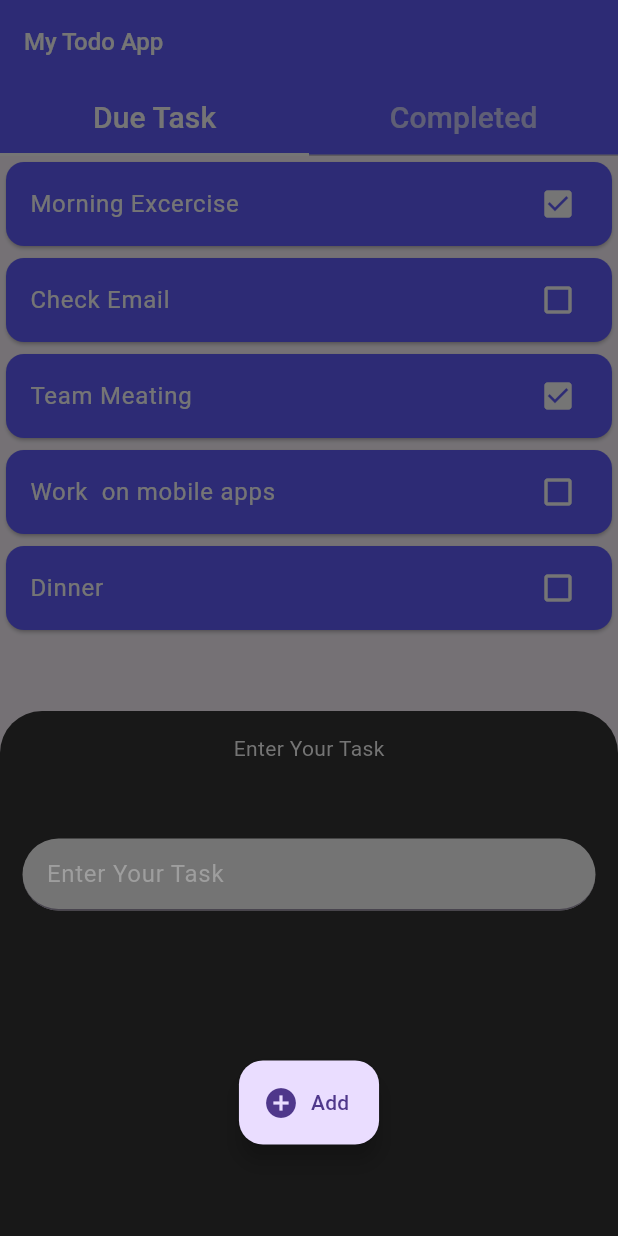
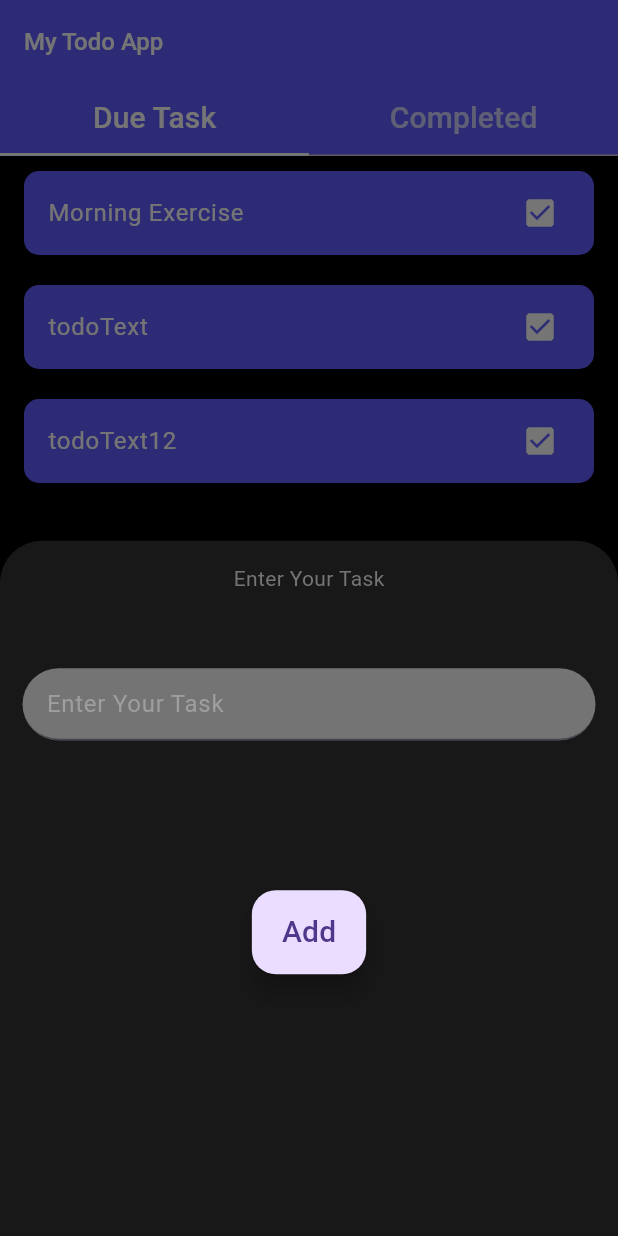
Before and after one commit to saurabhkumar-sk/todo_application, a Flutter app: the screen it shows after launch, after a tap on the "add circle outline" icon, on a phone screen of 412 x 824 dp. Run offline on Flutter 3.47's test engine with Material 2 defaults, Android fonts, the phone set to English and light mode, and no system bars.

Commit message:
create and design two screen 1.dueScreen 2.Complete and create models or added provider

```diff
--- a/lib/main.dart
+++ b/lib/main.dart
@@ -1,4 +1,6 @@
 import 'package:flutter/material.dart';
+import 'package:provider/provider.dart';
+import 'package:todo/provider/provider.dart';
 import 'package:todo/screens/landing_screen.dart';
 
 void main() {
@@ -10,7 +12,10 @@ class MyApp extends StatelessWidget {
 
   @override
   Widget build(BuildContext context) {
-    return MaterialApp(
+    return ChangeNotifierProvider(
+      create: (_) => TodoProvider(),
+      child: MaterialApp(
+
         debugShowCheckedModeBanner: false,
         title: 'ToDo',
         theme: ThemeData(
@@ -21,6 +26,7 @@ class MyApp extends StatelessWidget {
           useMaterial3: true,
         ),
         home: const LandingScreen(name: 'Todo Application Home Page'),
+      ),
     );
   }
 }
--- a/lib/models/todo_model.dart
+++ b/lib/models/todo_model.dart
@@ -1,106 +1,9 @@
-class ToDo {
-  String time;
+class ToDoModel {
   String todoText;
   bool isDone;
 
-  ToDo({
-    required this.time,
+  ToDoModel({
     required this.todoText,
     this.isDone = false,
   });
 }
-
-List<ToDo> todoList() {
-  return [
-    ToDo(time: 'sep 12,2023', todoText: 'Morning Excercise', isDone: true),
-    ToDo(time: 'sep 11,2023', todoText: 'Check Email'),
-    ToDo(time: 'sep 10,2023', todoText: 'Team Meating', isDone: true),
-    ToDo(time: 'sep 05,2023', todoText: 'Work  on mobile apps'),
-    ToDo(time: 'sep 02,2023', todoText: 'Dinner'),
-  ];
-}
-
-// void main() => runApp(MyApp());
-
-// class MyApp extends StatelessWidget {
-//   @override
-//   Widget build(BuildContext context) {
-//     return MaterialApp(
-//       title: 'To-Do List',
-//       home: TodoList(),
-//     );
-//   }
-// }
-
-// class TodoList extends StatefulWidget {
-//   @override
-//   _TodoListState createState() => _TodoListState();
-// }
-
-// class _TodoListState extends State<TodoList> {
-//   List<String> tasks = [];
-//   TextEditingController taskController = TextEditingController();
-
-//   void addTask(String task) {
-//     setState(() {
-//       tasks.add(task);
-//       taskController.clear();
-//     });
-//   }
-
-//   void removeTask(int index) {
-//     setState(() {
-//       tasks.removeAt(index);
-//     });
-//   }
-
-//   @override
-//   Widget build(BuildContext context) {
-//     return Scaffold(
-//       appBar: AppBar(
-//         title: Text('To-Do List'),
-//       ),
-//       body: Column(
-//         children: <Widget>[
-//           Padding(
-//             padding: const EdgeInsets.all(16.0),
-//             child: Row(
-//               children: <Widget>[
-//                 Expanded(
-//                   child: TextField(
-//                     controller: taskController,
-//                     decoration: InputDecoration(
-//                       labelText: 'New Task',
-//                     ),
-//                   ),
-//                 ),
-//                 IconButton(
-//                   icon: Icon(Icons.add),
-//                   onPressed: () {
-//                     addTask(taskController.text);
-//                   },
-//                 ),
-//               ],
-//             ),
-//           ),
-//           Expanded(
-//             child: ListView.builder(
-//               itemCount: tasks.length,
-//               itemBuilder: (BuildContext context, int index) {
-//                 return ListTile(
-//                   title: Text(tasks[index]),
-//                   trailing: IconButton(
-//                     icon: Icon(Icons.delete),
-//                     onPressed: () {
-//                       removeTask(index);
-//                     },
-//                   ),
-//                 );
-//               },
-//             ),
-//           ),
-//         ],
-//       ),
-//     );
-//   }
-// }
--- /dev/null
+++ b/lib/provider/provider.dart
@@ -0,0 +1,27 @@
+import 'package:flutter/material.dart';
+import 'package:todo/models/todo_model.dart';
+
+class TodoProvider extends ChangeNotifier {
+  List<ToDoModel> todoList = [
+    ToDoModel(
+      todoText: 'Morning Exercise',
+      isDone: true,
+    ),
+    ToDoModel(
+      todoText: 'todoText',
+      isDone: true,
+    ),
+    ToDoModel(
+      todoText: 'todoText12',
+      isDone: true,
+    ),
+  ];
+
+  List<ToDoModel> get todosLists =>
+      todoList.where((element) => element.isDone).toList();
+
+  void addToList(ToDoModel todo) {
+    todosLists.add(todo);
+    notifyListeners();
+  }
+}
--- a/lib/screens/complete_screen.dart
+++ b/lib/screens/complete_screen.dart
@@ -1,10 +1,16 @@
 import 'package:flutter/material.dart';
-import 'package:todo/screens/landing_screen.dart';
 
-class CompleteScreen extends StatelessWidget {
+class CompleteScreen extends StatefulWidget {
   const CompleteScreen({
     super.key,
   });
+
+  @override
+  State<CompleteScreen> createState() => _CompleteScreenState();
+
+}
+
+class _CompleteScreenState extends State<CompleteScreen> {
 
   @override
   Widget build(BuildContext context) {
@@ -12,13 +18,7 @@ class CompleteScreen extends StatelessWidget {
       mainAxisAlignment: MainAxisAlignment.center,
       children: [
         IconButton(
-          onPressed: () {
-            Navigator.push(
-                context,
-                MaterialPageRoute(
-                  builder: (context) =>const  LandingScreen(name: ''),
-                ));
-          },
+          onPressed: () {},
           icon: const Icon(
             Icons.add_box_outlined,
             size: 118,
--- a/lib/screens/due_screen.dart
+++ /dev/null
@@ -1,75 +0,0 @@
-import 'package:flutter/material.dart';
-import 'package:todo/models/todo_model.dart';
-
-class DueTaskScreen extends StatefulWidget {
-  const DueTaskScreen({
-    super.key,
-  });
-
-  @override
-  State<DueTaskScreen> createState() => _DueTaskScreenState();
-}
-
-class _DueTaskScreenState extends State<DueTaskScreen> {
-  List<ToDo> tasks = todoList();
-  final textController = TextEditingController();
-  bool isdone = false;
-
-  @override
-  Widget build(BuildContext context) {
-    return SingleChildScrollView(
-      child: Column(
-        children: [
-          // const SizedBox(height: 250),
-          // const Icon(
-          //   Icons.add_box_outlined,
-          //   size: 100,
-          //   color: Colors.grey,
-          // ),
-          // const Text('No Task Left'),
-          ListView.builder(
-            shrinkWrap: true,
-            itemCount: tasks.length,
-            itemBuilder: (BuildContext context, int index) {
-              return Card(
-                color: const Color.fromRGBO(97, 94, 255, 1),
-                child: ListTile(
-                  title: Text(
-                    tasks[index].todoText,
-                    style: const TextStyle(
-                      color: Colors.white,
-                    ),
-                  ),
-                  trailing: Icon(
-                    tasks[index].isDone
-                        ? Icons.check_box
-                        : Icons.check_box_outline_blank,
-                    color: Colors.white,
-                  ),
-                ),
-              );
-            },
-          ),
-          const SizedBox(
-            height: 100,
-          ),
-          // TextField(
-          //   controller: textController,
-          //   decoration: const InputDecoration(
-          //     fillColor: Colors.grey,
-          //     filled: true,
-          //   ),
-          // ),
-          // ElevatedButton(
-          //   onPressed: () {
-          //     tasks.add;
-          //     textController.clear();
-          //     setState(() {});
-          //   },
-          //   child: const Text('Add'),
-          // )
-        ],
-      ),
-    );
-  }
-}
--- /dev/null
+++ b/lib/screens/due_task_screen.dart
@@ -0,0 +1,81 @@
+import 'package:flutter/material.dart';
+import 'package:provider/provider.dart';
+import 'package:todo/models/todo_model.dart';
+import 'package:todo/provider/provider.dart';
+
+class DueTaskScreen extends StatefulWidget {
+  const DueTaskScreen({
+    super.key,
+  });
+
+  @override
+  State<DueTaskScreen> createState() => _DueTaskScreenState();
+}
+
+class _DueTaskScreenState extends State<DueTaskScreen> {
+  final textController = TextEditingController();
+  bool isdone = true;
+
+  late TodoProvider provider;
+  @override
+  void initState() {
+    super.initState();
+    provider = Provider.of<TodoProvider>(context, listen: false);
+  }
+
+  @override
+  Widget build(BuildContext context) {
+    return Selector<TodoProvider, List<ToDoModel>>(
+      selector: (p0, p1) => p1.todoList,
+      builder: (context, todosList, child) => ListView.builder(
+        shrinkWrap: true,
+        itemCount: todosList.length,
+        itemBuilder: (BuildContext context, int index) {
+          return Padding(
+            padding: const EdgeInsets.symmetric(
+              horizontal: 16,
+              vertical: 10,
+            ),
+            child: ListTile(
+              shape: RoundedRectangleBorder(
+                borderRadius: BorderRadius.circular(10),
+              ),
+              tileColor: const Color.fromRGBO(97, 94, 255, 1),
+              onTap: () {
+                showModalBottomSheet(
+                  context: context,
+                  builder: (context) => SizedBox(
+                    height: 250,
+                    width: double.infinity,
+                    child: Padding(
+                      padding: const EdgeInsets.all(8.0),
+                      child: Text(
+                        todosList[index].todoText,
+                        style: const TextStyle(
+                          fontSize: 20,
+                          fontWeight: FontWeight.bold,
+                        ),
+                      ),
+                    ),
+                  ),
+                );
+              },
+              title: Text(
+                todosList[index].todoText,
+                style: const TextStyle(
+                  color: Colors.white,
+                ),
+              ),
+              trailing: Icon(
+                todosList[index].todoText.isNotEmpty
+                    ? Icons.check_box
+                    : Icons.check_box_outline_blank,
+                color: Colors.white,
+              ),
+            ),
+          );
+        },
+      ),
+    );
+  }
+}
--- a/lib/screens/landing_screen.dart
+++ b/lib/screens/landing_screen.dart
@@ -1,7 +1,12 @@
+import 'dart:developer';
+
 import 'package:flutter/material.dart';
+import 'package:provider/provider.dart';
 import 'package:todo/models/todo_model.dart';
+import 'package:todo/models/todo_model.dart';
+import 'package:todo/provider/provider.dart';
 import 'package:todo/screens/complete_screen.dart';
-import 'package:todo/screens/due_screen.dart';
+import 'package:todo/screens/due_task_screen.dart';
 
 class LandingScreen extends StatefulWidget {
   final String name;
@@ -12,17 +17,23 @@ class LandingScreen extends StatefulWidget {
 }
 
 class _LandingScreenState extends State<LandingScreen> {
-  bool icons = false;
+  late TodoProvider provider;
+
+  @override
+  void initState() {
+    provider = Provider.of(context, listen: false);
+    super.initState();
+  }
+
   @override
   Widget build(BuildContext context) {
-    List<ToDo> tasks = todoList();
-
     final textController = TextEditingController();
+    final todoLists = context.select((TodoProvider value) => value.todosLists);
 
     return DefaultTabController(
       length: 2,
       child: Scaffold(
-        // backgroundColor: Colors.black,
+        backgroundColor: Colors.black,
         appBar: AppBar(
           title: const Text(
             'My Todo App',
@@ -51,14 +62,12 @@ class _LandingScreenState extends State<LandingScreen> {
           ),
         ),
         floatingActionButton: FloatingActionButton(
-          backgroundColor: const Color.fromARGB(255, 231, 175, 240),
+          backgroundColor: const Color.fromARGB(255, 102, 101, 102),
           onPressed: () {
             showModalBottomSheet(
               backgroundColor: const Color.fromRGBO(24, 24, 24, 1),
               context: context,
-              builder: (context) => SizedBox(
-                height: 350,
-                child: Column(
+              builder: (context) => Column(
                 children: [
                   const SizedBox(height: 15),
                   const Text(
@@ -78,8 +87,10 @@ class _LandingScreenState extends State<LandingScreen> {
                         hintText: 'Enter Your Task',
                         hintStyle: TextStyle(color: Colors.grey),
                         border: UnderlineInputBorder(
-                              borderRadius:
-                                  BorderRadius.all(Radius.circular(50))),
+                          borderRadius: BorderRadius.all(
+                            Radius.circular(50),
+                          ),
+                        ),
                         fillColor: Color.fromRGBO(116, 116, 116, 1),
                         filled: true,
                       ),
@@ -89,27 +100,29 @@ class _LandingScreenState extends State<LandingScreen> {
                     padding: const EdgeInsets.symmetric(vertical: 50.0),
                     child: FloatingActionButton.extended(
                       onPressed: () {
-                          tasks.add(
-                            ToDo(
-                              time: 'time',
-                              todoText: textController.text,
-                            ),
+                        provider.addToList(
+                          ToDoModel(todoText: textController.text),
                         );
                         textController.clear();
-                          setState(() {});
+                        Navigator.pop(context);
                       },
-                        icon: const Icon(Icons.add_circle),
-                        label: const Text('Add'),
+                      label: const Text(
+                        'Add',
+                        style: TextStyle(
+                          fontSize: 20,
+                        ),
+                      ),
                     ),
                   )
                 ],
               ),
-              ),
             );
           },
-
-          child: const Icon(Icons.add_circle_outline_sharp),
-          // child: const Icon(Icons.delete_outline_rounded, color: Colors.red),
+          child: const Icon(
+            Icons.add_circle_outline_sharp,
+            // : Icons.delete_outline_rounded,
+            // color: Colors.red,
+          ),
         ),
         body: const TabBarView(
           children: [
--- a/pubspec.yaml
+++ b/pubspec.yaml
@@ -35,6 +35,7 @@ dependencies:
   # The following adds the Cupertino Icons font to your application.
   # Use with the CupertinoIcons class for iOS style icons.
   cupertino_icons: ^1.0.2
+  provider: ^6.0.5
 
 dev_dependencies:
   flutter_test:
```
Also changed, not shown: pubspec.lock. Lines whose indentation alone changed are shown as unchanged.
